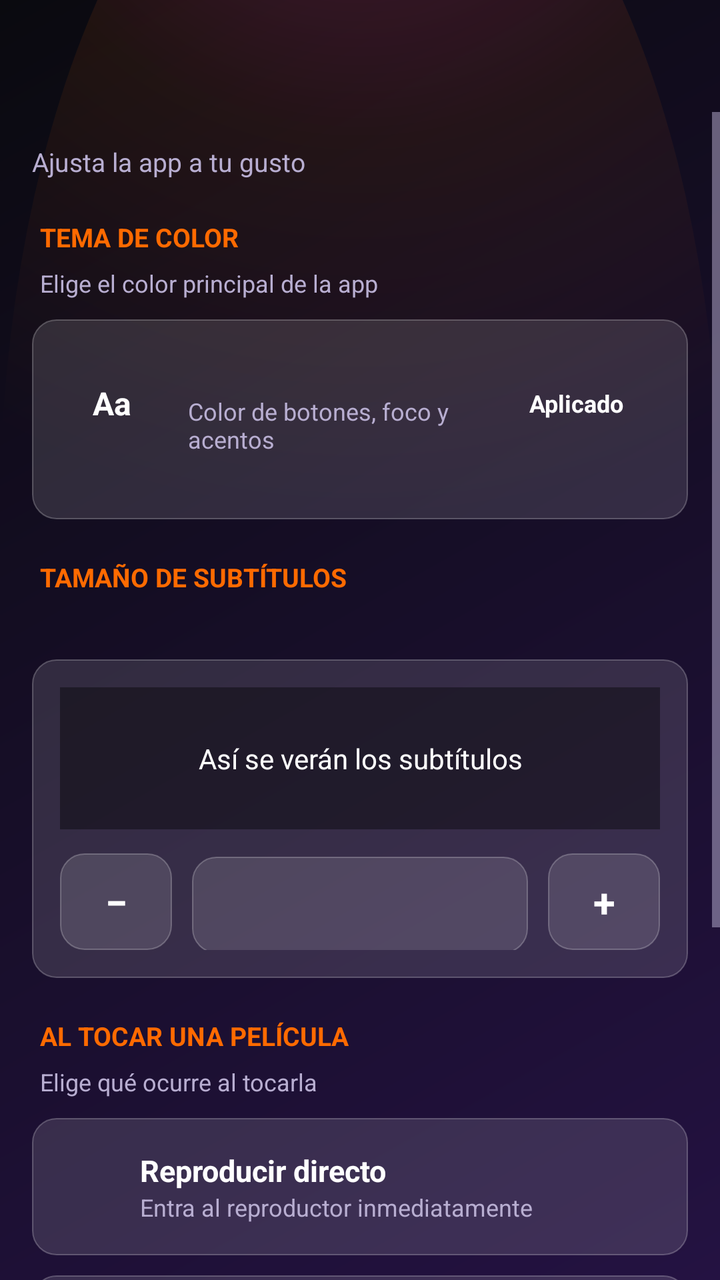
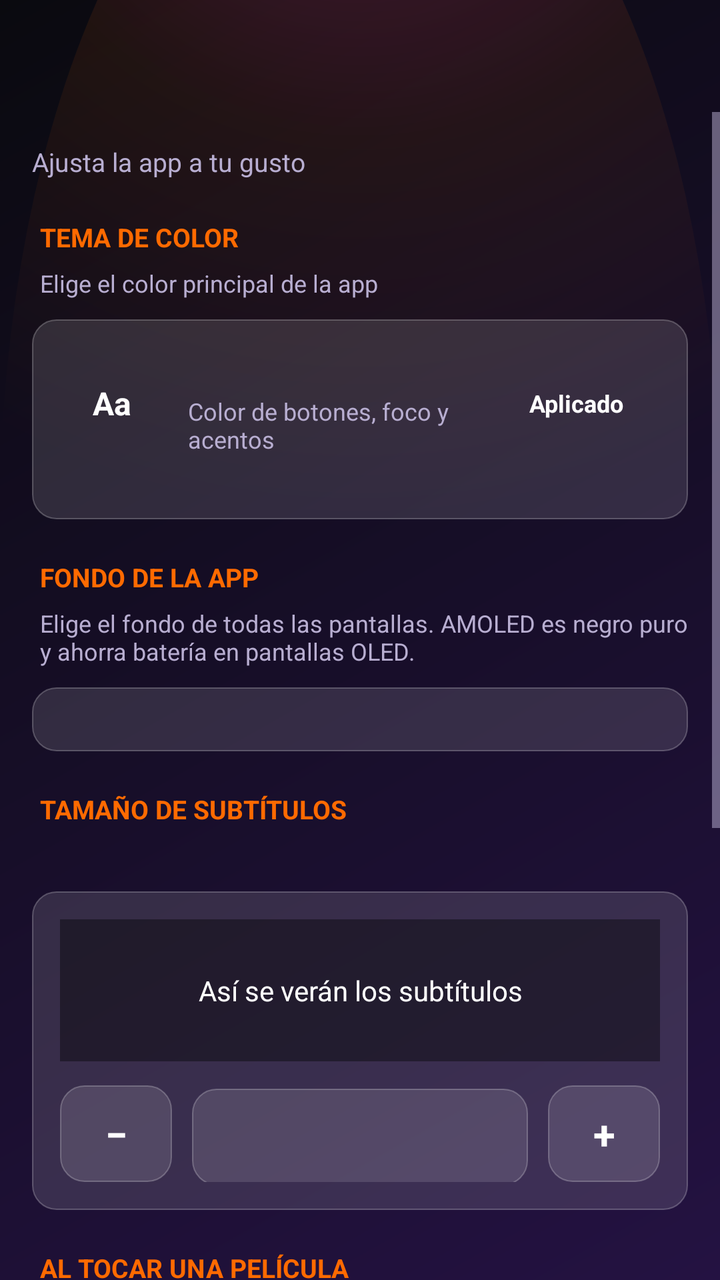

Two renders of the same Android screen: before a commit and after it. Below are the layout's source before the change and the commit's diff.
<!-- AndroidManifest.xml: application theme Theme.MiIPTV -->
<!-- res/layout/activity_personalize.xml -->
<?xml version="1.0" encoding="utf-8"?>
<LinearLayout xmlns:android="http://schemas.android.com/apk/res/android"
    android:layout_width="match_parent"
    android:layout_height="match_parent"
    android:orientation="vertical">

    <androidx.appcompat.widget.Toolbar
        android:id="@+id/toolbar"
        android:layout_width="match_parent"
        android:layout_height="?attr/actionBarSize"
        android:background="@android:color/transparent"
        android:title="@string/personalize_title"
        android:titleTextColor="@color/text_light"
        android:theme="@style/ThemeOverlay.MaterialComponents.Dark.ActionBar" />

    <ScrollView
        android:layout_width="match_parent"
        android:layout_height="match_parent">

        <LinearLayout
            android:layout_width="match_parent"
            android:layout_height="wrap_content"
            android:orientation="vertical"
            android:padding="16dp">

            <TextView
                android:layout_width="wrap_content"
                android:layout_height="wrap_content"
                android:text="@string/personalize_subtitle"
                android:textColor="@color/text_muted"
                android:textSize="13sp" />

            
            <TextView style="@style/SettingsHeader" android:text="@string/color_theme" />
            <TextView style="@style/SectionHint" android:text="@string/color_theme_hint" />

            <LinearLayout
                android:layout_width="match_parent"
                android:layout_height="wrap_content"
                android:orientation="vertical"
                android:background="@drawable/bg_option"
                android:padding="16dp">

                <LinearLayout
                    android:layout_width="match_parent"
                    android:layout_height="wrap_content"
                    android:orientation="horizontal"
                    android:gravity="center_vertical">

                    <TextView
                        android:id="@+id/tvSwatch"
                        android:layout_width="48dp"
                        android:layout_height="48dp"
                        android:gravity="center"
                        android:text="@string/aa"
                        android:textColor="@color/text_light"
                        android:textSize="16sp"
                        android:textStyle="bold" />

                    <LinearLayout
                        android:layout_width="0dp"
                        android:layout_height="wrap_content"
                        android:layout_weight="1"
                        android:layout_marginStart="14dp"
                        android:orientation="vertical">

                        <TextView
                            android:id="@+id/tvPaletteName"
                            android:layout_width="wrap_content"
                            android:layout_height="wrap_content"
                            android:textColor="@color/text_light"
                            android:textSize="16sp"
                            android:textStyle="bold" />

                        <TextView
                            android:layout_width="wrap_content"
                            android:layout_height="wrap_content"
                            android:text="@string/color_theme_desc"
                            android:textColor="@color/text_muted"
                            android:textSize="12sp" />
                    </LinearLayout>

                    <TextView
                        android:id="@+id/tvApplied"
                        android:layout_width="wrap_content"
                        android:layout_height="wrap_content"
                        android:paddingStart="16dp"
            android:paddingEnd="16dp"
                        android:paddingTop="8dp"
            android:paddingBottom="8dp"
                        android:text="@string/applied"
                        android:textColor="@color/text_light"
                        android:textSize="12sp"
                        android:textStyle="bold" />
                </LinearLayout>

                <HorizontalScrollView
                    android:layout_width="match_parent"
                    android:layout_height="wrap_content"
                    android:scrollbars="none"
                    android:layout_marginTop="16dp">
                    <LinearLayout
                        android:id="@+id/colorContainer"
                        android:layout_width="wrap_content"
                        android:layout_height="wrap_content"
                        android:orientation="horizontal" />
                </HorizontalScrollView>
            </LinearLayout>

            
            <TextView style="@style/SettingsHeader" android:text="@string/subtitle_size" />
            <TextView android:id="@+id/tvSubtitleCurrent" style="@style/SectionHint" />

            <LinearLayout
                android:layout_width="match_parent"
                android:layout_height="wrap_content"
                android:orientation="vertical"
                android:background="@drawable/bg_option"
                android:padding="14dp">

                <TextView
                    android:id="@+id/tvSubtitlePreview"
                    android:layout_width="match_parent"
                    android:layout_height="wrap_content"
                    android:background="#66000000"
                    android:gravity="center"
                    android:paddingTop="26dp"
            android:paddingBottom="26dp"
                    android:text="@string/subtitle_preview"
                    android:textColor="@color/text_light" />

                <LinearLayout
                    android:layout_width="match_parent"
                    android:layout_height="wrap_content"
                    android:orientation="horizontal"
                    android:layout_marginTop="12dp">

                    <TextView
                        android:id="@+id/btnSubtitleMinus"
                        style="@style/StepperButton"
                        android:text="@string/minus" />

                    <TextView
                        android:id="@+id/tvSubtitleValue"
                        android:layout_width="0dp"
                        android:layout_height="wrap_content"
                        android:layout_weight="1"
                        android:layout_marginStart="10dp"
            android:layout_marginEnd="10dp"
                        android:background="@drawable/bg_option"
                        android:gravity="center"
                        android:paddingTop="14dp"
            android:paddingBottom="14dp"
                        android:textColor="@color/text_light"
                        android:textSize="15sp"
                        android:textStyle="bold" />

                    <TextView
                        android:id="@+id/btnSubtitlePlus"
                        style="@style/StepperButton"
                        android:text="@string/plus" />
                </LinearLayout>
            </LinearLayout>

            
            <TextView style="@style/SettingsHeader" android:text="@string/on_movie_click" />
            <TextView style="@style/SectionHint" android:text="@string/on_movie_click_hint" />

            <LinearLayout
                android:id="@+id/optPlayDirect"
                style="@style/RadioRow">

                <TextView
                    android:id="@+id/radioPlay"
                    style="@style/RadioDot" />

                <LinearLayout style="@style/RadioTexts">
                    <TextView style="@style/RadioTitle" android:text="@string/play_direct" />
                    <TextView style="@style/RadioDesc" android:text="@string/play_direct_desc" />
                </LinearLayout>
            </LinearLayout>

            <LinearLayout
                android:id="@+id/optShowDetails"
                style="@style/RadioRow">

                <TextView
                    android:id="@+id/radioDetails"
                    style="@style/RadioDot" />

                <LinearLayout style="@style/RadioTexts">
                    <TextView style="@style/RadioTitle" android:text="@string/show_details" />
                    <TextView style="@style/RadioDesc" android:text="@string/show_details_desc" />
                </LinearLayout>
            </LinearLayout>

            
            <TextView style="@style/SettingsHeader" android:text="@string/series_view" />
            <TextView android:id="@+id/tvSeriesHint" style="@style/SectionHint" />

            <LinearLayout
                android:id="@+id/seriesGridOptions"
                android:layout_width="match_parent"
                android:layout_height="wrap_content"
                android:orientation="horizontal" />

            
            <TextView style="@style/SettingsHeader" android:text="@string/movies_view" />
            <TextView android:id="@+id/tvMoviesHint" style="@style/SectionHint" />

            <LinearLayout
                android:id="@+id/moviesGridOptions"
                android:layout_width="match_parent"
                android:layout_height="wrap_content"
                android:orientation="horizontal"
                android:layout_marginBottom="20dp" />

        </LinearLayout>
    </ScrollView>
</LinearLayout>
<!-- resources referenced by this layout -->
<resources>
  <color name="text_light">#FFFFFF</color>
  <color name="text_muted">#B8AED1</color>
  <string name="aa">Aa</string>
  <string name="applied">Aplicado</string>
  <string name="color_theme">Tema de color</string>
  <string name="color_theme_desc">Color de botones, foco y acentos</string>
  <string name="color_theme_hint">Elige el color principal de la app</string>
  <string name="minus">−</string>
  <string name="movies_view">Vista de películas</string>
  <string name="on_movie_click">Al tocar una película</string>
  <string name="on_movie_click_hint">Elige qué ocurre al tocarla</string>
  <string name="personalize_subtitle">Ajusta la app a tu gusto</string>
  <string name="personalize_title">Personalizar</string>
  <string name="play_direct">Reproducir directo</string>
  <string name="play_direct_desc">Entra al reproductor inmediatamente</string>
  <string name="plus">+</string>
  <string name="series_view">Vista de series</string>
  <string name="show_details">Ver detalles primero</string>
  <string name="show_details_desc">Muestra la ficha con reparto, director, etc.</string>
  <string name="subtitle_preview">Así se verán los subtítulos</string>
  <string name="subtitle_size">Tamaño de subtítulos</string>
  <style name="RadioDesc">
          <item name="android:layout_width">wrap_content</item>
          <item name="android:layout_height">wrap_content</item>
          <item name="android:textColor">@color/text_muted</item>
          <item name="android:textSize">12sp</item>
      </style>
  <style name="RadioDot">
          <item name="android:layout_width">24dp</item>
          <item name="android:layout_height">24dp</item>
          <item name="android:gravity">center</item>
          <item name="android:textSize">18sp</item>
          <item name="android:textColor">@color/text_muted</item>
      </style>
  <style name="RadioTexts">
          <item name="android:layout_width">match_parent</item>
          <item name="android:layout_height">wrap_content</item>
          <item name="android:orientation">vertical</item>
          <item name="android:layout_marginStart">14dp</item>
      </style>
  <style name="RadioTitle">
          <item name="android:layout_width">wrap_content</item>
          <item name="android:layout_height">wrap_content</item>
          <item name="android:textColor">@color/text_light</item>
          <item name="android:textSize">15sp</item>
          <item name="android:textStyle">bold</item>
      </style>
  <color name="glass_card">#20FFFFFF</color>
  <color name="glass_border">#3DFFFFFF</color>
  <color name="brand_accent">#FF6A00</color>
  <color name="background_dark">#0A0A0F</color>
  <color name="brand_primary">#FF3CAC</color>
  <color name="brand_primary_dark">#1A0B2E</color>
  <!-- drawable bg_screen (drawable) -->
  <?xml version="1.0" encoding="utf-8"?>
  <layer-list xmlns:android="http://schemas.android.com/apk/res/android">
      <item android:drawable="@drawable/bg_app_gradient" />
      <item android:drawable="@drawable/bg_glow_top" android:top="-120dp" />
  </layer-list>
  <style name="DialogButtonFramework" parent="android:Widget.Material.Button.Borderless">
          <item name="android:textColor">@color/text_light</item>
          <item name="android:textStyle">bold</item>
      </style>
  <color name="dialog_bg">#1B1230</color>
  <style name="DialogButton" parent="Widget.MaterialComponents.Button.TextButton.Dialog">
          <item name="android:textColor">@color/text_light</item>
          <item name="android:textStyle">bold</item>
          <item name="rippleColor">@color/brand_primary</item>
      </style>
  <color name="background_gradient_start">#241242</color>
  <color name="background_gradient_end">#0A0A0F</color>
  <!-- unchanged entries left out for length: 10 -->
</resources>

<!-- the commit's change to res/layout/activity_personalize.xml (unified diff, before → after) -->
@@ -101,6 +101,29 @@
                     android:layout_marginTop="16dp">
                     <LinearLayout
                         android:id="@+id/colorContainer"
+                        android:layout_width="wrap_content"
+                        android:layout_height="wrap_content"
+                        android:orientation="horizontal" />
+                </HorizontalScrollView>
+            </LinearLayout>
+
+            
+            <TextView style="@style/SettingsHeader" android:text="@string/bg_theme_title" />
+            <TextView style="@style/SectionHint" android:text="@string/bg_theme_desc" />
+
+            <LinearLayout
+                android:layout_width="match_parent"
+                android:layout_height="wrap_content"
+                android:orientation="vertical"
+                android:background="@drawable/bg_option"
+                android:padding="16dp">
+
+                <HorizontalScrollView
+                    android:layout_width="match_parent"
+                    android:layout_height="wrap_content"
+                    android:scrollbars="none">
+                    <LinearLayout
+                        android:id="@+id/bgContainer"
                         android:layout_width="wrap_content"
                         android:layout_height="wrap_content"
                         android:orientation="horizontal" />
<!-- resource entries referenced after the edit -->
@@ -4,6 +4,8 @@
   <color name="text_muted">#B8AED1</color>
   <string name="aa">Aa</string>
   <string name="applied">Aplicado</string>
+  <string name="bg_theme_desc">Elige el fondo de todas las pantallas. AMOLED es negro puro y ahorra batería en pantallas OLED.</string>
+  <string name="bg_theme_title">Fondo de la app</string>
   <string name="color_theme">Tema de color</string>
   <string name="color_theme_desc">Color de botones, foco y acentos</string>
   <string name="color_theme_hint">Elige el color principal de la app</string>
